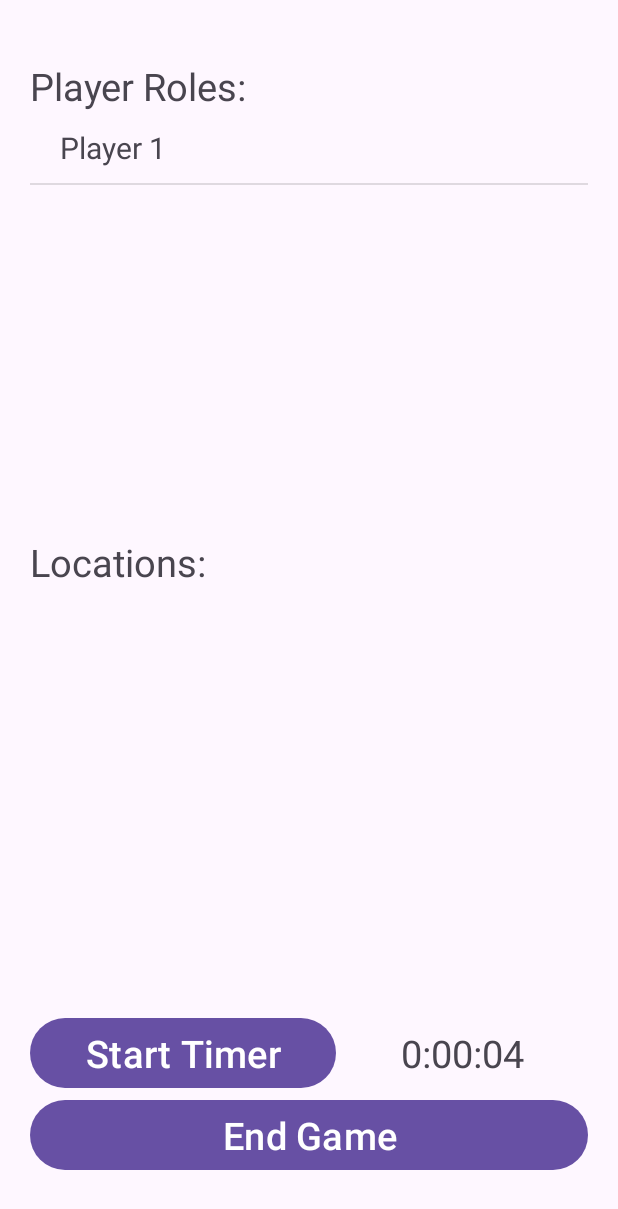
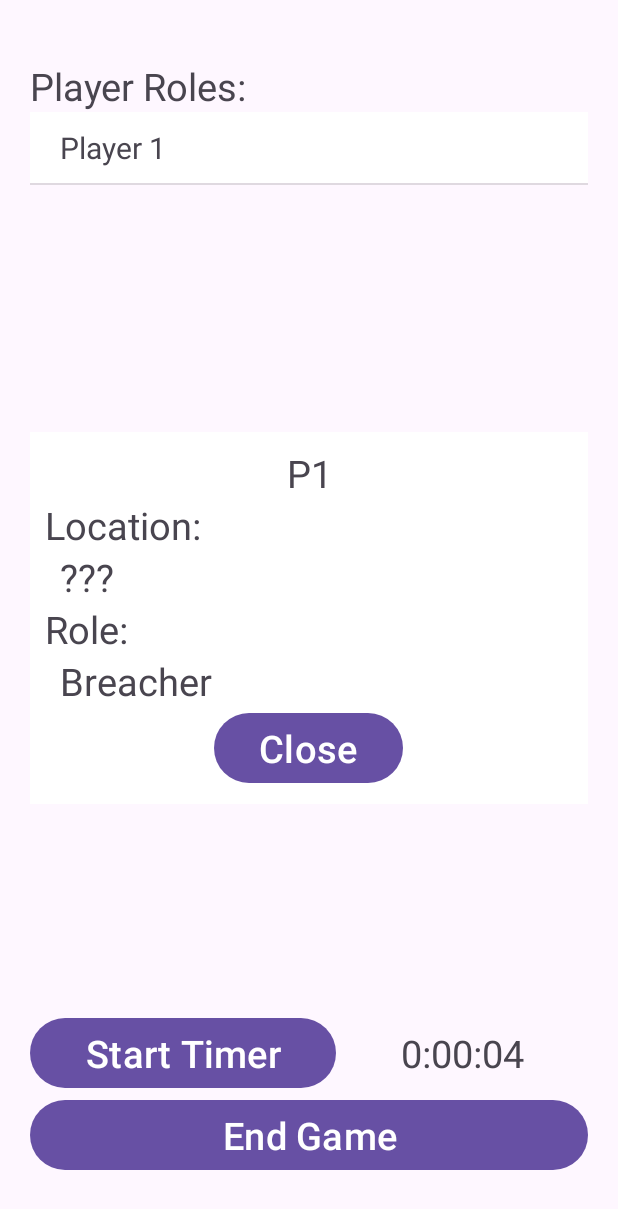
Before and after one commit to KevinTripi/Breach, an Android app: the OngoingActivity screen opened directly, with no data from a screen before it, after a tap on "Player 1", on a phone screen of 412 x 824 dp. Shown: the top 1209 px of the screen. Run offline under Robolectric (Android 15) with nearby library versions, the phone set to English and light mode, and no system bars; 15 statements that could not run were skipped; 3 other taps on this screen came first.

Commit message:
OngoingActivity: Created popup to display role for each player

```diff
--- a/app/src/main/java/com/example/breach/OngoingActivity.java
+++ b/app/src/main/java/com/example/breach/OngoingActivity.java
@@ -11,6 +11,7 @@ import android.view.View;
 import android.widget.AdapterView;
 import android.widget.ArrayAdapter;
 import android.widget.Button;
+import android.widget.LinearLayout;
 import android.widget.ListView;
 import android.widget.TextView;
 import android.widget.Toast;
@@ -22,10 +23,10 @@ import java.util.Arrays;
 import java.util.Random;
 
 public class OngoingActivity extends AppCompatActivity {
-    private Button btnTimer, btnEndGame;
-    private TextView txtTimer;
+    private Button btnTimer, btnEndGame, btnEndPopup;
+    private TextView txtTimer, txtPopupLocation, txtPopupRole, txtPopupPlayer;
     private ListView listRoles, listLocationsLeft, listLocationsRight;
-
+    private LinearLayout llPopup;
     // region String arrays
     private ArrayList<String> arrLocation;
     // endregion
@@ -65,8 +66,14 @@ public class OngoingActivity extends AppCompatActivity {
 
         btnTimer = findViewById(R.id.button_timer);
         btnEndGame = findViewById(R.id.button_end_game);
+        btnEndPopup = findViewById(R.id.button_end_popup);
 
         txtTimer = findViewById(R.id.textview_timer);
+        txtPopupLocation = findViewById(R.id.textview_popup_location);
+        txtPopupRole = findViewById(R.id.textview_popup_role);
+        txtPopupPlayer = findViewById(R.id.textview_popup_player);
+
+        llPopup = findViewById(R.id.linearlayout_popup_role);
 
         listRoles = findViewById(R.id.listview_role);
         listLocationsLeft = findViewById(R.id.listview_location_left);
@@ -87,6 +94,7 @@ public class OngoingActivity extends AppCompatActivity {
 
 
         // region main
+        llPopup.setVisibility(View.GONE);
         txtTimer.setText(formatMsToTime(importedGameDuration));
 //        txtTimer.setText(formatMsToTime(importedGameDuration));
 
@@ -161,8 +169,20 @@ public class OngoingActivity extends AppCompatActivity {
             public void onItemClick(AdapterView<?> parent, View view, int position, long id) {
 //                Toast.makeText(OngoingActivity.this, arrLocation.get(new Random().nextInt(arrLocation.size())) + "", Toast.LENGTH_SHORT).show();
                 if (!arrPlayerClicked[position]) {
-                    Toast.makeText(OngoingActivity.this, arrPlayerRoles[position], Toast.LENGTH_SHORT).show();
+                    txtPopupPlayer.setText("P" + (position + 1));
+                    if (position == breacherIndex) {
+                        txtPopupLocation.setText("???");
+                    } else {
+                        txtPopupLocation.setText(exportedLocation);
+                    }
+                    txtPopupRole.setText(arrPlayerRoles[position]);
+                    llPopup.setVisibility(View.VISIBLE);
+
+                    view.setBackgroundColor(getColor(R.color.white));
                     arrPlayerClicked[position] = true;
+//                    Toast.makeText(OngoingActivity.this, arrPlayerRoles[position], Toast.LENGTH_SHORT).show();
+                } else {
+                    Toast.makeText(OngoingActivity.this, "Player " + (position + 1) + " already clicked!", Toast.LENGTH_SHORT).show();
                 }
             }
         });
@@ -209,6 +229,13 @@ public class OngoingActivity extends AppCompatActivity {
 
                     }
                 }
+            }
+        });
+
+        btnEndPopup.setOnClickListener(new View.OnClickListener() {
+            @Override
+            public void onClick(View v) {
+                llPopup.setVisibility(View.GONE);
             }
         });
 
--- a/app/src/main/res/layout/activity_ongoing.xml
+++ b/app/src/main/res/layout/activity_ongoing.xml
@@ -1,13 +1,18 @@
 <?xml version="1.0" encoding="utf-8"?>
-<LinearLayout xmlns:android="http://schemas.android.com/apk/res/android"
-    android:orientation="vertical"
+<FrameLayout xmlns:android="http://schemas.android.com/apk/res/android"
     android:layout_width="match_parent"
     android:layout_height="match_parent"
     android:paddingVertical="@dimen/activity_padding_vertical"
     android:paddingHorizontal="@dimen/activity_padding_horizontal">
 
+    <!-- Main layout -->
+    <LinearLayout
+        android:layout_width="match_parent"
+        android:layout_height="match_parent"
+        android:orientation="vertical"
+        >
+
         <!-- Role section  -->
-
         <LinearLayout
             android:layout_width="match_parent"
             android:layout_height="0dp"
@@ -96,3 +101,80 @@
             android:id="@+id/button_end_game"
             android:textSize="@dimen/medium_text"/>
     </LinearLayout>
+
+    <!-- Popup layout -->
+    <LinearLayout
+        android:layout_width="match_parent"
+        android:layout_height="wrap_content"
+        android:orientation="vertical"
+        android:background="@color/white"
+        android:layout_gravity="center"
+        android:padding="10dp"
+        android:id="@+id/linearlayout_popup_role"
+        >
+
+        <TextView
+            android:layout_width="match_parent"
+            android:layout_height="wrap_content"
+            android:textAlignment="center"
+            android:text="Player"
+            android:id="@+id/textview_popup_player"
+            android:textSize="@dimen/medium_text"/>
+
+        <LinearLayout
+            android:layout_width="match_parent"
+            android:layout_height="0dp"
+            android:layout_weight="1"
+            android:orientation="vertical">
+
+            <TextView
+                android:layout_width="match_parent"
+                android:layout_height="wrap_content"
+                android:text="Location:"
+                android:textSize="@dimen/medium_text"/>
+
+            <TextView
+                android:layout_width="match_parent"
+                android:layout_height="wrap_content"
+                android:id="@+id/textview_popup_location"
+                android:text="Location:"
+                android:textSize="@dimen/medium_text"
+                android:paddingStart="10dp"/>
+
+        </LinearLayout>
+
+
+
+        <LinearLayout
+            android:layout_width="match_parent"
+            android:layout_height="0dp"
+            android:layout_weight="1"
+            android:orientation="vertical">
+
+            <TextView
+                android:layout_width="match_parent"
+                android:layout_height="wrap_content"
+                android:text="Role:"
+                android:textSize="@dimen/medium_text"/>
+
+            <TextView
+                android:layout_width="match_parent"
+                android:layout_height="wrap_content"
+                android:text="Location:"
+                android:id="@+id/textview_popup_role"
+                android:textSize="@dimen/medium_text"
+                android:paddingStart="10dp"/>
+
+        </LinearLayout>
+
+
+        <Button
+            android:layout_width="wrap_content"
+            android:layout_height="wrap_content"
+            android:text="Close"
+            android:paddingHorizontal="30dp"
+            android:layout_gravity="center"
+            android:id="@+id/button_end_popup"
+            android:textSize="@dimen/medium_text"/>
+    </LinearLayout>
+</FrameLayout>
```
Lines whose indentation alone changed are shown as unchanged.
